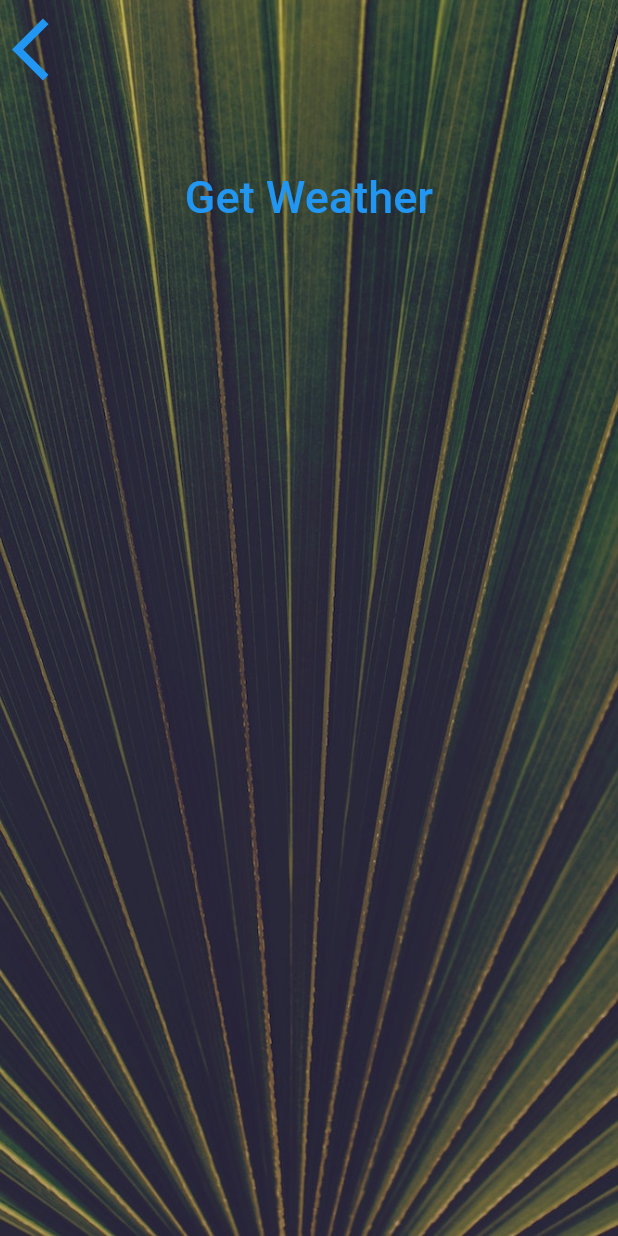
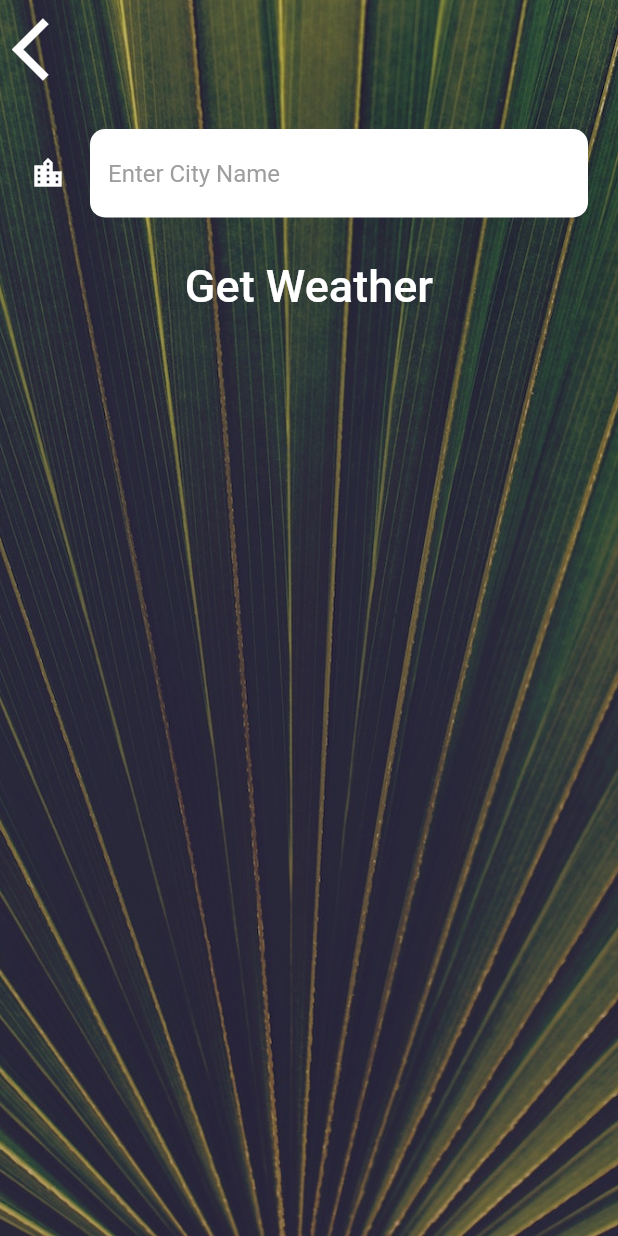
Before and after one commit to rakshitas24/Clima, a Flutter app: the CityScreen screen opened directly, on a phone screen of 412 x 824 dp. Run offline on Flutter 3.47's test engine with Material 2 defaults, Android fonts, the phone set to English and light mode, and no system bars; our stand-ins replace flutter_spinkit, geolocator; network calls fail; Roboto replaces fonts that are missing (Spartan MB).

Commit message:
Text Field added

```diff
--- a/lib/city_screen.dart
+++ b/lib/city_screen.dart
@@ -30,19 +30,27 @@ class _CityScreenState extends State<CityScreen> {
                   child: Icon(
                     Icons.arrow_back_ios,
                     size: 50.0,
+                    color: Colors.white,
                   ),
                 ),
               ),
               Container(
                 padding: EdgeInsets.all(20.0),
-                child: null,
+                child: TextField(
+                  style: TextStyle(
+                    color: Colors.black,
+                  ),
+                  decoration: kTextFieldInputDecoration
+                ),
               ),
               TextButton(
                 onPressed: () {},
-                child: Text(
-                  'Get Weather',
-                  style: kButtonTextStyle,
-                ),
+                child: Text('Get Weather',
+                    style: TextStyle(
+                      fontSize: 30.0,
+                      fontFamily: 'Spartan MB',
+                      color: Colors.white,
+                    )),
               ),
             ],
           ),
--- a/lib/constants.dart
+++ b/lib/constants.dart
@@ -18,3 +18,21 @@ const kButtonTextStyle = TextStyle(
 const kConditionTextStyle = TextStyle(
   fontSize: 100.0,
 );
+
+const kTextFieldInputDecoration = InputDecoration(
+                      filled: true,
+                      fillColor: Colors.white,
+                      icon: Icon(
+                        Icons.location_city,
+                        color: Colors.white,
+                      ),
+                      hintText: 'Enter City Name',
+                      hintStyle: TextStyle(
+                        color: Colors.grey,
+                      ),
+                      border: OutlineInputBorder(
+                        borderRadius: BorderRadius.all(
+                          Radius.circular(10.0),
+                        ),
+                        borderSide: BorderSide.none,
+                      ));
```
Also changed, not shown: lib/loading_screen.dart (+2 -8 lines), lib/location_screen.dart (+22 -4 lines), lib/weather.dart (+15 -0 lines).
